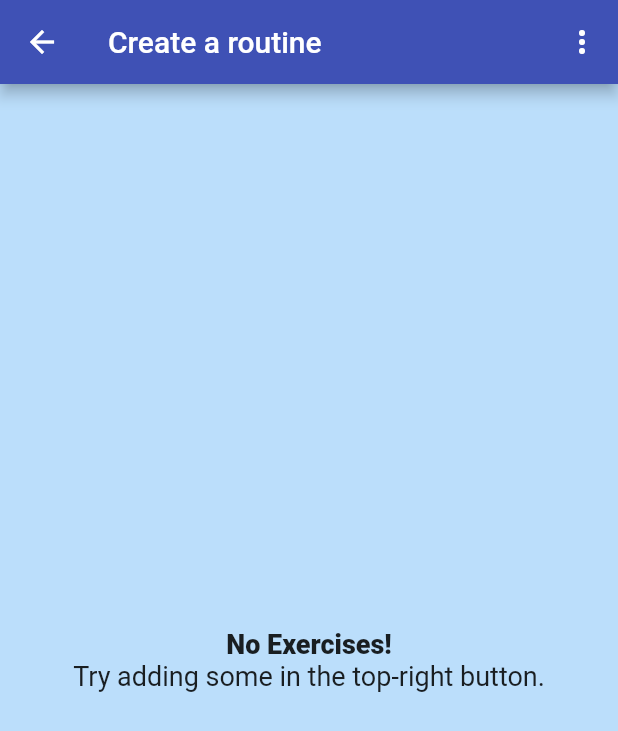
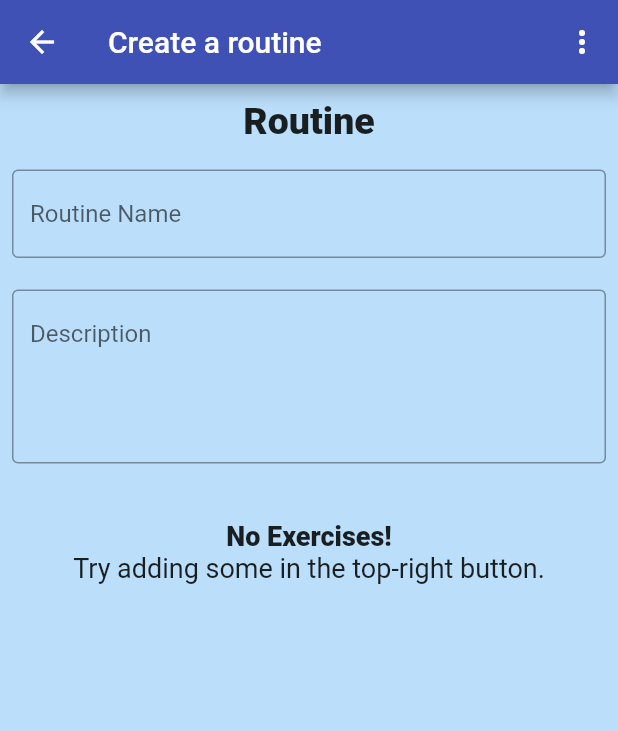
Before and after one commit to ramiro-marinio/gym-manager, a Flutter app: the CreateRoutine screen opened directly, on a phone screen of 412 x 824 dp. Shown: the top 731 px of the screen. Run offline on Flutter 3.47's test engine with Material 2 defaults, Android fonts, the phone set to English and light mode, and no system bars; our stand-ins replace auto_size_text, gap, go_router, sqflite; accounts and stored records are empty.

Commit message:
Fixed unnoticed errors. Started working in routine displaying

```diff
--- /dev/null
+++ b/lib/providers/db/resources/routinewidget.dart
@@ -0,0 +1,21 @@
+import 'package:flutter/material.dart';
+import 'package:gymmanager/providers/db/resources/exercisecontainer.dart';
+
+class RoutineWidget extends StatefulWidget {
+  final ExerciseContainer routine;
+  final List<Object> exercises;
+  const RoutineWidget(
+      {super.key, required this.routine, required this.exercises});
+
+  @override
+  State<RoutineWidget> createState() => _RoutineWidgetState();
+}
+
+class _RoutineWidgetState extends State<RoutineWidget> {
+  @override
+  Widget build(BuildContext context) {
+    return Card(
+      child: Text(widget.routine.name!),
+    );
+  }
+}
--- a/lib/widgets/blocks/minitextfield.dart
+++ b/lib/widgets/blocks/minitextfield.dart
@@ -1,4 +1,5 @@
 import 'package:flutter/material.dart';
+import 'package:flutter/services.dart';
 
 class MiniTextField extends StatelessWidget {
   final TextEditingController controller;
@@ -20,6 +21,9 @@ class MiniTextField extends StatelessWidget {
           contentPadding: EdgeInsets.symmetric(vertical: 0),
         ),
         textAlignVertical: TextAlignVertical.center,
+        inputFormatters: <TextInputFormatter>[
+          FilteringTextInputFormatter.digitsOnly,
+        ],
       ),
     );
   }
--- a/lib/widgets/pages/forms/create_routine.dart
+++ b/lib/widgets/pages/forms/create_routine.dart
@@ -89,9 +89,7 @@ class _CreateRoutineState extends State<CreateRoutine> {
             )
           ],
         ),
-        body: routine.isEmpty
-            ? const NoExercises()
-            : ReorderableListView(
+        body: ReorderableListView(
           header: Column(
             children: [
               const Padding(
@@ -101,8 +99,7 @@ class _CreateRoutineState extends State<CreateRoutine> {
                   child: Text(
                     "Routine",
                     textAlign: TextAlign.center,
-                          style: TextStyle(
-                              fontSize: 25, fontWeight: FontWeight.w900),
+                    style: TextStyle(fontSize: 25, fontWeight: FontWeight.w900),
                   ),
                 ),
               ),
@@ -114,8 +111,7 @@ class _CreateRoutineState extends State<CreateRoutine> {
                   decoration: const InputDecoration(
                     hintText: "Routine Name",
                     border: OutlineInputBorder(
-                            borderSide:
-                                BorderSide(color: Colors.black, width: 2),
+                      borderSide: BorderSide(color: Colors.black, width: 2),
                     ),
                   ),
                 ),
@@ -134,6 +130,13 @@ class _CreateRoutineState extends State<CreateRoutine> {
                   maxLines: 4,
                 ),
               ),
+              Visibility(
+                visible: routine.isEmpty,
+                child: const Padding(
+                  padding: EdgeInsets.only(top: 30),
+                  child: NoExercises(),
+                ),
+              )
             ],
           ),
           onReorder: (oldIndex, newIndex) {
--- a/lib/widgets/pages/forms/exercises/no_exercises.dart
+++ b/lib/widgets/pages/forms/exercises/no_exercises.dart
@@ -5,8 +5,7 @@ class NoExercises extends StatelessWidget {
 
   @override
   Widget build(BuildContext context) {
-    return const Center(
-      child: SizedBox(
+    return const SizedBox(
       width: double.infinity,
       child: Column(
         mainAxisAlignment: MainAxisAlignment.center,
@@ -25,7 +24,6 @@ class NoExercises extends StatelessWidget {
           ),
         ],
       ),
-      ),
     );
   }
 }
```
Also changed, not shown: lib/providers/db/dbprovider.dart (+16 -7 lines), lib/widgets/pages/routines.dart (+23 -9 lines), 1 other file. Lines whose indentation alone changed are shown as unchanged.
